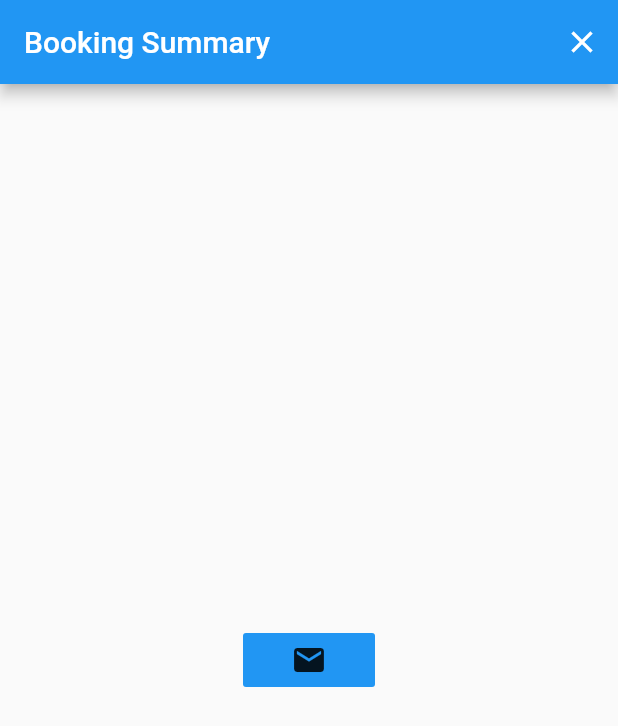
After one commit to andynvt/hmdi, a Flutter app: the _BookingPaymentView screen opened directly, after a tap on "Visit dealer to pay", on a phone screen of 412 x 824 dp. The commit adds this screen. Shown: the top 726 px of the screen. Run offline on Flutter 3.47's test engine with Material 2 defaults, Android fonts, the phone set to English and light mode, and no system bars; our stand-ins replace shared_preferences; accounts and stored records are empty.

Commit message:
add booking, quotation complete

```diff
--- a/lib/module/booking_go_pay/booking_go_pay_view.dart
+++ b/lib/module/booking_go_pay/booking_go_pay_view.dart
@@ -18,7 +18,7 @@ class _BookingGoPayView extends StatefulWidget {
 
 class _BookingGoPayViewState extends State<_BookingGoPayView> {
   void _paidClick(BuildContext context) {
-    createBookingPaymentComplete(context);
+    createBookingCompleteDialog(context);
   }
 
   @override
--- a/lib/module/booking_payment/booking_payment_view.dart
+++ b/lib/module/booking_payment/booking_payment_view.dart
@@ -29,6 +29,12 @@ class _BookingPaymentViewState extends State<_BookingPaymentView> {
     );
   }
 
+  void _dealerClick() {
+    Navigator.of(context).push(
+      MaterialPageRoute(builder: (_) => createBookingSummary()),
+    );
+  }
+
   @override
   Widget build(BuildContext context) {
     final model = Provider.of<BookingPaymentModel>(context);
@@ -54,8 +60,13 @@ class _BookingPaymentViewState extends State<_BookingPaymentView> {
             ),
             FlatButton(
               child: Text('Go Pay'),
+              color: Colors.blue,
+              onPressed: _gopayClick,
+            ),
+            FlatButton(
+              child: Text('Visit dealer to pay'),
               color: Colors.amber,
-              onPressed: _gopayClick,
+              onPressed: _dealerClick,
             ),
           ],
         ),
--- /dev/null
+++ b/lib/module/booking_summary/booking_summary_logic.dart
@@ -0,0 +1,7 @@
+import 'booking_summary_model.dart';
+
+class BookingSummaryLogic {
+  final BookingSummaryModel _model;
+
+  BookingSummaryLogic(this._model);
+}
--- /dev/null
+++ b/lib/module/booking_summary/booking_summary_model.dart
@@ -0,0 +1,12 @@
+import 'package:flutter/material.dart';
+
+import 'booking_summary_logic.dart';
+
+class BookingSummaryModel extends ChangeNotifier {
+  BookingSummaryLogic _logic;
+  BookingSummaryLogic get logic => _logic;
+
+  BookingSummaryModel() {
+    _logic = BookingSummaryLogic(this);
+  }
+}
--- /dev/null
+++ b/lib/module/booking_summary/booking_summary_view.dart
@@ -0,0 +1,47 @@
+import 'package:flutter/material.dart';
+import 'package:hmdi/module/module.dart';
+import 'package:provider/provider.dart';
+
+import 'booking_summary_model.dart';
+
+ChangeNotifierProvider<BookingSummaryModel> createBookingSummary() {
+  return ChangeNotifierProvider(
+    create: (_) => BookingSummaryModel(),
+    child: _BookingSummaryView(),
+  );
+}
+
+class _BookingSummaryView extends StatefulWidget {
+  @override
+  _BookingSummaryViewState createState() => _BookingSummaryViewState();
+}
+
+class _BookingSummaryViewState extends State<_BookingSummaryView> {
+  void _sendEmailClick(BuildContext context) {
+    createSendEmailDialog(context);
+  }
+
+  @override
+  Widget build(BuildContext context) {
+    final model = Provider.of<BookingSummaryModel>(context);
+    return Scaffold(
+      appBar: AppBar(
+        automaticallyImplyLeading: false,
+        title: Text('Booking Summary'),
+        actions: [
+          IconButton(
+            icon: Icon(Icons.close),
+            onPressed: Navigator.of(context).pop,
+          )
+        ],
+      ),
+      body: Center(
+        child: FlatButton(
+          child: Icon(Icons.email),
+          color: Colors.blue,
+          onPressed: () => _sendEmailClick(context),
+        ),
+      ),
+    );
+  }
+}
--- a/lib/module/module.dart
+++ b/lib/module/module.dart
@@ -44,4 +44,13 @@ export './booking_bank_transfer/booking_bank_transfer_view.dart';
 
 export './booking_go_pay/booking_go_pay_view.dart';
 
-export './booking_complete/booking_complete_view.dart';
+export './booking_complete_dialog/booking_complete_dialog.dart';
+
+export './customer/customer_view.dart';
+
+export './quotation_compare/quotation_compare_view.dart';
+
+export './booking_summary/booking_summary_view.dart';
+
+
+export './send_email_dialog/send_email_dialog_view.dart';
```
Also changed, not shown: lib/module/booking_complete_dialog/booking_complete_dialog.dart (renamed from lib/module/booking_complete/booking_complete_view.dart, +5 -5 lines), lib/module/configurator/configurator_view.dart (+0 -9 lines), lib/module/customer/customer_logic.dart (added, +7 -0 lines), lib/module/customer/customer_model.dart (added, +12 -0 lines), lib/module/customer/customer_view.dart (added, +35 -0 lines), lib/module/quotation_compare/quotation_compare_logic.dart (added, +7 -0 lines), lib/module/quotation_compare/quotation_compare_model.dart (added, +12 -0 lines), lib/module/quotation_compare/quotation_compare_view.dart (added, +35 -0 lines), lib/module/send_email_dialog/send_email_dialog_view.dart (added, +32 -0 lines).
